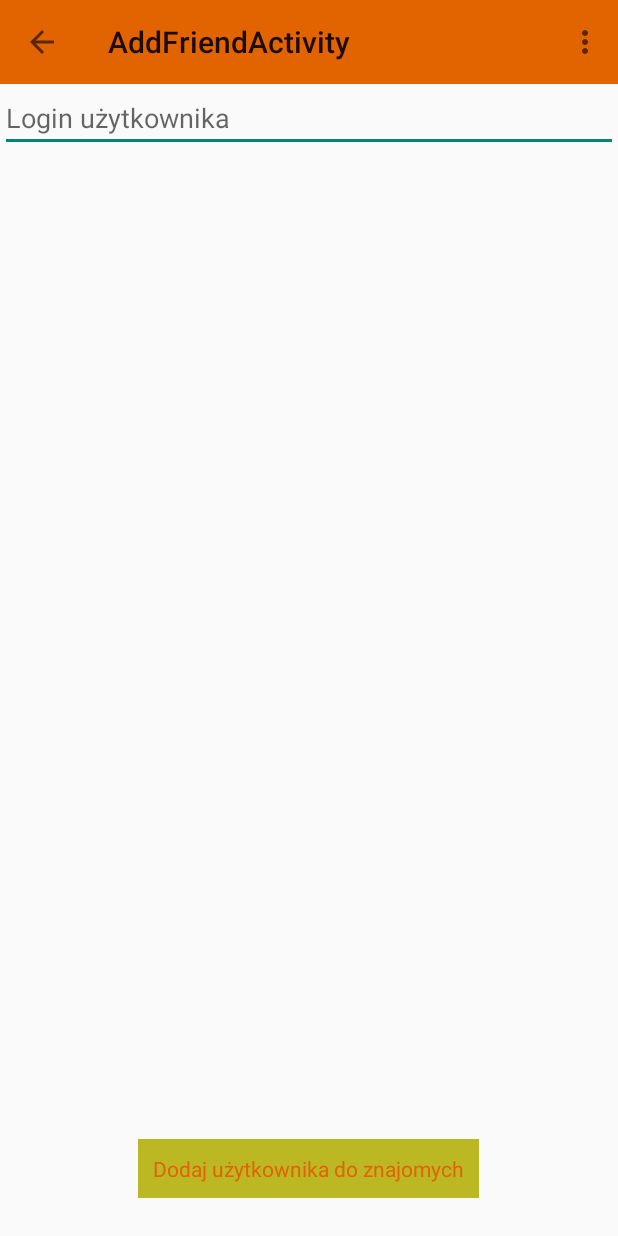
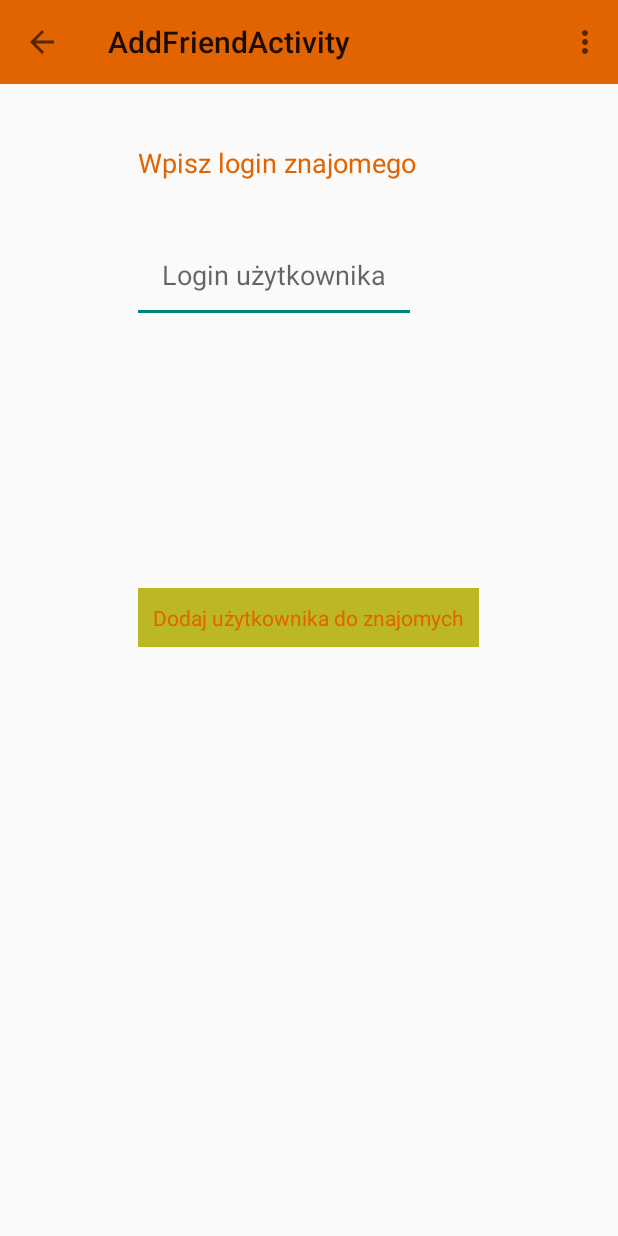
Before and after one commit to apigon/ZPI, an Android app: the AddFriendActivity screen opened directly, with no data from a screen before it, on a phone screen of 412 x 824 dp. Run offline under Robolectric (Android 15) with nearby library versions, the phone set to English and light mode, and no system bars; our stand-ins replace Volley.

Commit message:
Dodawanie znajomych z poszeczególnych grup + poprawki layoutów dodawania znajomych oraz grup

```diff
--- a/MateFinder/app/src/main/java/pl/mf/zpi/matefinder/AddFriendActivity.java
+++ b/MateFinder/app/src/main/java/pl/mf/zpi/matefinder/AddFriendActivity.java
@@ -85,7 +85,11 @@ public class AddFriendActivity extends ActionBarActivity implements View.OnClick
     public void onClick(View v) {
         String login = ((EditText) findViewById(R.id.login)).getText().toString();
         if (!login.equals(""))
+        {
             addFriend(login);
+            backToMain();
+        }
+
         else {
             Toast.makeText(getApplicationContext(),
                     "Proszę podać login użytkownika dodawanego do znajomych !", Toast.LENGTH_LONG)
--- a/MateFinder/app/src/main/java/pl/mf/zpi/matefinder/AddGroupActivity.java
+++ b/MateFinder/app/src/main/java/pl/mf/zpi/matefinder/AddGroupActivity.java
@@ -86,7 +86,11 @@ public class AddGroupActivity extends ActionBarActivity implements View.OnClickL
     public void onClick(View v) {
         String nazwa = ((EditText) findViewById(R.id.nazwa)).getText().toString();
         if (!nazwa.equals(""))
+        {
             addNewGroup(nazwa);
+            backToMain();
+        }
+
         else {
             Toast.makeText(getApplicationContext(),
                     "Proszę wprowadzić swoje dane!", Toast.LENGTH_LONG)
@@ -129,7 +133,7 @@ public class AddGroupActivity extends ActionBarActivity implements View.OnClickL
                         int gid = jObj.getInt("groupID");
                         db.addGroup(gid, nazwa);
                         // Launch login activity
-                        backToMain();
+                     //   backToMain();
                     } else {
 
                         // Error occurred in registration. Get the error
--- a/MateFinder/app/src/main/res/layout/activity_add_friend.xml
+++ b/MateFinder/app/src/main/res/layout/activity_add_friend.xml
@@ -9,26 +9,45 @@
     <RelativeLayout
         android:layout_width="match_parent"
         android:layout_height="match_parent">
+
+        <TextView
+            android:layout_width="wrap_content"
+            android:layout_height="wrap_content"
+            android:textAppearance="?android:attr/textAppearanceMedium"
+            android:text="@string/put_friend_login"
+            android:id="@+id/textView5"
+            android:layout_below="@+id/app_bar"
+            android:layout_alignLeft="@+id/dodaj_do_znajomych"
+            android:layout_alignStart="@+id/dodaj_do_znajomych"
+            android:layout_marginTop="40dp" />
+
         <EditText
-            android:layout_width="match_parent"
+            android:layout_width="wrap_content"
             android:layout_height="wrap_content"
             android:id="@+id/login"
             android:hint="@string/add_friend_login_znajomego"
-            android:maxLength="20"
-            android:layout_marginTop="@dimen/abc_action_bar_default_height_material" />
+            android:maxLength="15"
+            android:padding="20dp"
+            android:singleLine="true"
+            android:inputType="textCapSentences"
+            android:layout_gravity="center"
+            android:layout_below="@+id/textView5"
+            android:layout_alignRight="@+id/textView5"
+            android:layout_alignEnd="@+id/textView5"
+            android:layout_marginTop="30dp" />
         <Button
             android:layout_width="wrap_content"
             android:layout_height="wrap_content"
             android:id="@+id/dodaj_do_znajomych"
             android:text="@string/add_friend_dodaj"
             android:layout_gravity="center"
-            android:layout_alignParentBottom="true"
-            android:layout_centerHorizontal="true"
-            android:layout_marginBottom="25dp"
-            android:padding="10dp" />
+            android:padding="10dp"
+            android:layout_centerVertical="true"
+            android:layout_centerHorizontal="true" />
         <include
             android:id="@+id/app_bar"
-            layout="@layout/app_bar" />
+            layout="@layout/app_bar"
+            android:layout_marginBottom="20dp" />
     </RelativeLayout>
 
 </LinearLayout>
--- a/MateFinder/app/src/main/res/layout/zakladka_znajomi.xml
+++ b/MateFinder/app/src/main/res/layout/zakladka_znajomi.xml
@@ -10,7 +10,8 @@
         android:text="@string/friends_list"
         android:id="@+id/textView4"
         android:layout_alignParentTop="true"
-        android:layout_centerHorizontal="true" />
+        android:layout_centerHorizontal="true"
+        android:layout_marginTop="40dp" />
 
     <!--<Button-->
         <!--android:layout_width="wrap_content"-->
@@ -26,5 +27,6 @@
         android:layout_height="wrap_content"
         android:id="@+id/ListaZnajomych"
         android:layout_below="@+id/buttonPokazZnajomych"
-        android:layout_centerHorizontal="true" />
+        android:layout_centerHorizontal="true"
+        android:layout_marginTop="70dp" />
 </RelativeLayout>
--- a/MateFinder/app/src/main/res/values/strings.xml
+++ b/MateFinder/app/src/main/res/values/strings.xml
@@ -74,8 +74,9 @@
     <string name="title_activity_group_details">GroupDetailsActivity</string>
 
     <!--Edycja grupy-->
+    <string name="put_group_name">Wpisz nazwę grupy</string>
     <string name="edit_group_nazwa_grupy">Nazwa grupy</string>
-    <string name="edit_group_zapisz">Zapisz</string>
+    <string name="edit_group_zapisz">Dodaj grupę</string>
 
     <!--Dodawanie znajomego-->
     <string name="add_friend_login_znajomego">Login użytkownika</string>
@@ -83,6 +84,7 @@
     <string name="friend_login">Login znajomego</string>
     <string name="show_friends_button">Pokaż Znajomych</string>
     <string name="friends_list">Lista Znajomych</string>
+    <string name="put_friend_login">Wpisz login znajomego</string>
 
     <string name="dialog_yes">Akceptuj</string>
     <string name="dialog_no">Odrzuć</string>
@@ -96,6 +98,7 @@
     <string name="group_menu_add_friend">Dodaj znajomych</string>
     <string name="group_menu_delete">Usuń grupę</string>
 
+
     <string name="title_activity_add_friend_to_group">AddFriendToGroupActivity</string>
     <string name="title_activity_update_group">UpdateGroupActivity</string>
     <string name="title_activity_add_friend">AddFriendActivity</string>
```
Also changed, not shown: MateFinder/app/src/main/java/pl/mf/zpi/matefinder/MapsActivity.java (+12 -2 lines), MateFinder/app/src/main/res/layout/activity_add_group.xml (+23 -6 lines).
